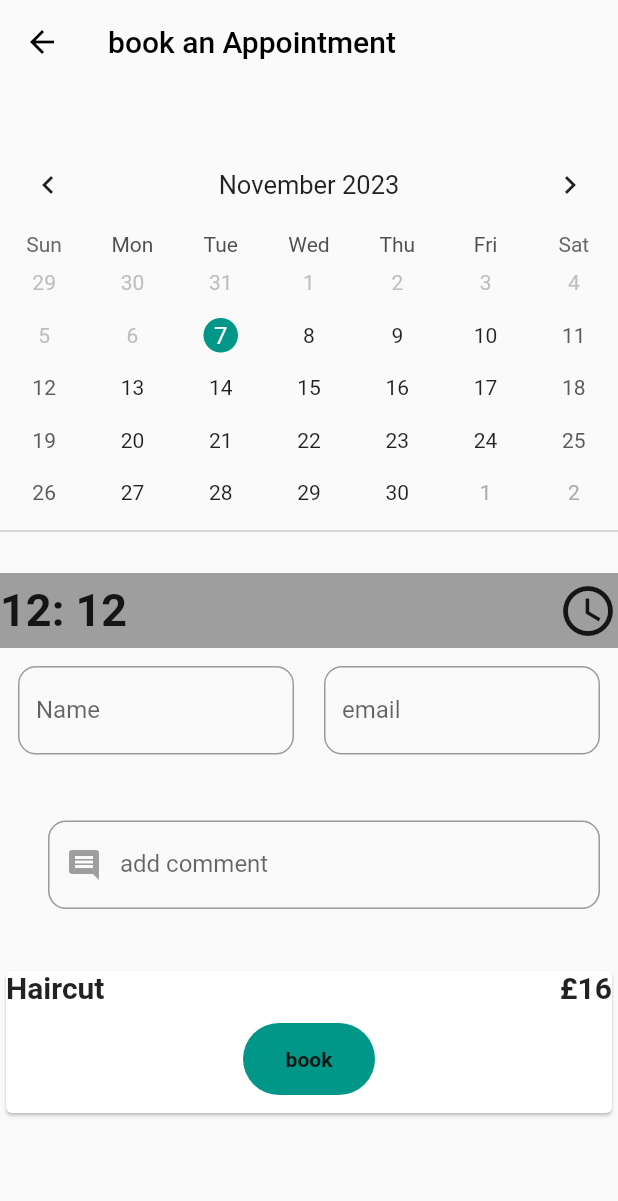
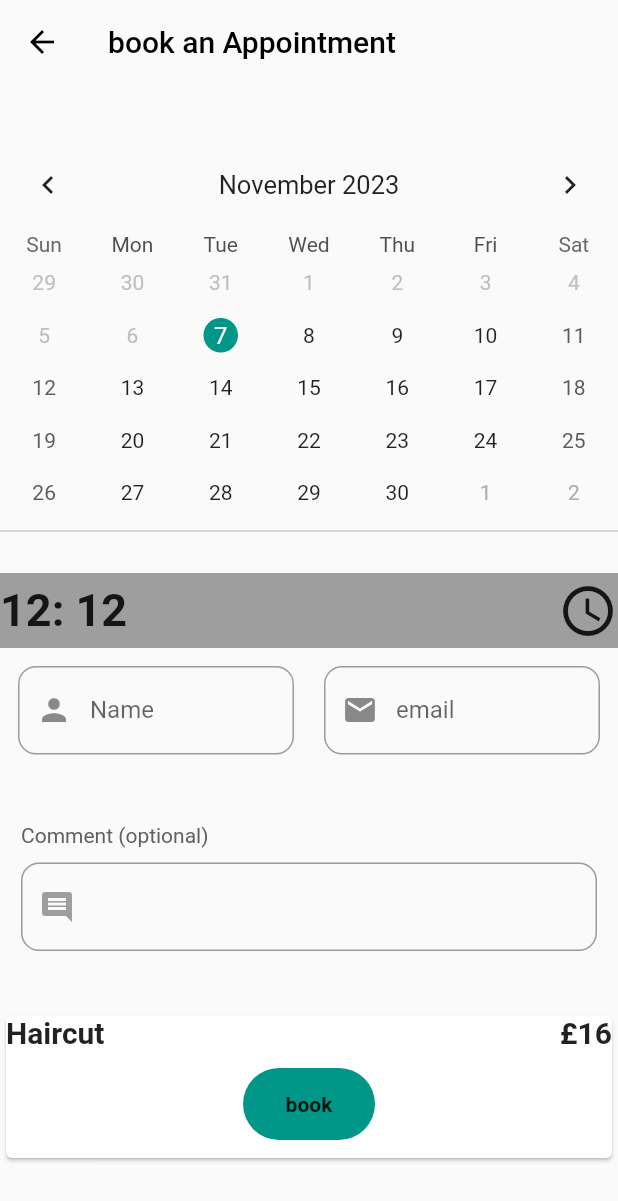
Before and after one commit to Amjadyabroudi128/bookMe, a Flutter app: the Services screen opened directly, on a phone screen of 412 x 824 dp. Shown: the top 1201 px of the screen. Run offline on Flutter 3.47's test engine with Material 2 defaults, Android fonts, the phone set to English and light mode, and no system bars; drawn by our look-alikes of table_calendar; our stand-ins replace animated_text_kit, cloud_firestore, firebase_auth, firebase_core, marquee; accounts and stored records are empty.

```diff
--- a/lib/Screens/Services.dart
+++ b/lib/Screens/Services.dart
@@ -100,6 +100,10 @@ class _HairCutsState extends State<Services> {
                             controller: nameController,
                             decoration:  InputDecoration(
                                 labelText: "Name",
+                              hintText: "Enter a name",
+                              prefixIcon: Icon(
+                                Icons.person
+                              ),
                               border: OutlineInputBorder(
                                   borderRadius: BorderRadius.circular(12)
                               ),
@@ -120,7 +124,11 @@ class _HairCutsState extends State<Services> {
                         child:  TextFormField(
                           controller: emailController,
                           decoration:  InputDecoration(
+                            prefixIcon: Icon(
+                              Icons.email
+                            ),
                               labelText: "email",
+                              hintText: "e.g John@Gmail.com",
                             border: OutlineInputBorder(
                               borderRadius: BorderRadius.circular(12)
                             ),
@@ -128,7 +136,7 @@ class _HairCutsState extends State<Services> {
                           validator: (value){
                             if(value!.isEmpty || !RegExp(r'\S+@\S+\.\S+').hasMatch(value)){
                               //allow upper and lower case alphabets and space
-                              return "Enter a Name";
+                              return "type an email";
                             }else{
                               return null;
                             }
@@ -139,17 +147,18 @@ class _HairCutsState extends State<Services> {
                     ],
                   ),
                 ),
+
                 SizedBox(height: 20,),
                 Padding(
-                  padding: EdgeInsets.all(12),
-                  child: Row(
-                    children: <Widget>[
-                      SizedBox(width: 20,),
-                      Flexible(
-                        child:  TextField(
+                  padding: EdgeInsets.all(14),
+                  child: Column(
+                    crossAxisAlignment: CrossAxisAlignment.start,
+                    children: [
+                      Text("Comment (optional)" , style: TextStyle(color: Colors.grey.shade700),),
+                      SizedBox(height: 10,),
+                      TextField(
                         controller: commentController,
                         decoration:  InputDecoration(
-                            labelText: "add comment",
                           prefixIcon: Icon(Icons.comment, color: Colors.grey,),
                           border: OutlineInputBorder(
                               borderRadius: BorderRadius.circular(12)
@@ -160,11 +169,8 @@ class _HairCutsState extends State<Services> {
                         },
 
                       ),
-                      ),
-
                     ],
                   ),
-
                 ),
                 SizedBox(height: 25,),
                 Card(
@@ -267,9 +273,9 @@ class _HairCutsState extends State<Services> {
 
                    ));
                 }
-                else (){
+                else {
                   return null;
-                };
+                }
               }
 
             ),
```
Lines whose indentation alone changed are shown as unchanged.
